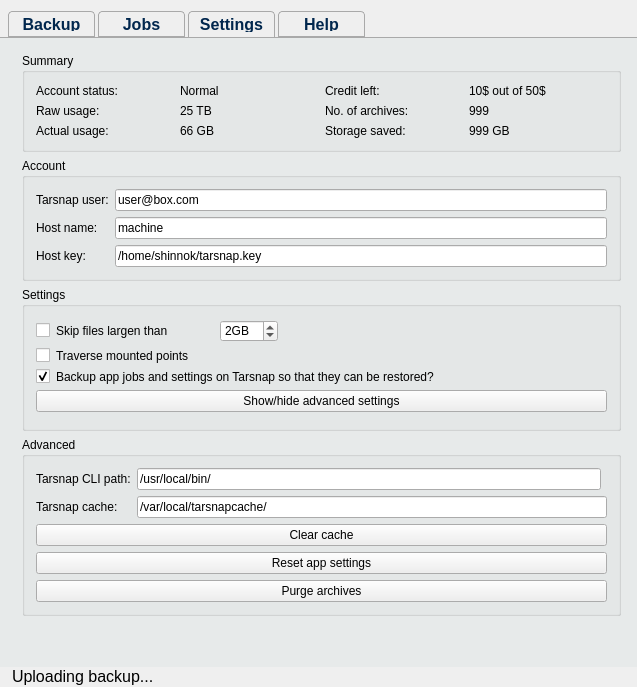
Qt form mainwindow.ui (Tarsnap/tarsnap-gui) before a commit.
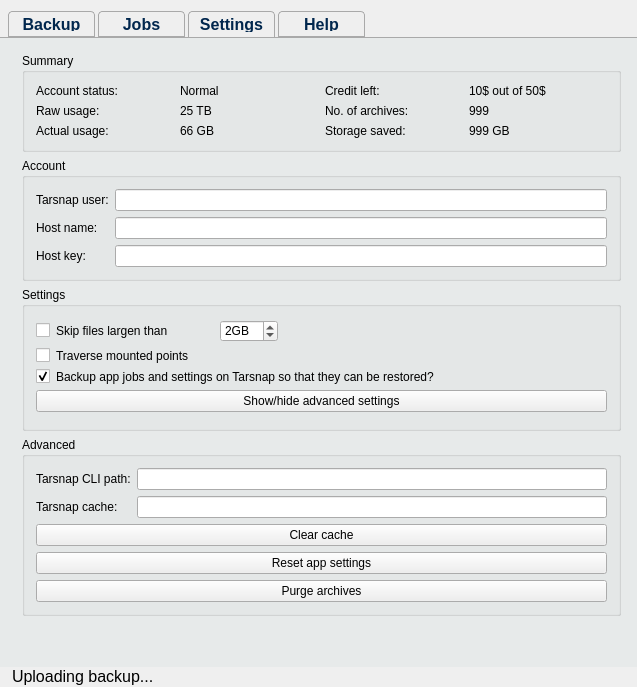
The same form after that commit. The open tabs and pages were chosen to show the change. Icons and pictures are not drawn. Custom widgets are drawn as their Qt base class.

```diff
--- a/mainwindow.ui
+++ b/mainwindow.ui
@@ -618,9 +618,9 @@
               </widget>
              </item>
              <item row="0" column="1">
-              <widget class="QLineEdit" name="lineEdit_2">
+              <widget class="QLineEdit" name="tarsnapUserLineEdit">
                <property name="text">
-                <string>user@box.com</string>
+                <string/>
                </property>
               </widget>
              </item>
@@ -632,9 +632,9 @@
               </widget>
              </item>
              <item row="1" column="1">
-              <widget class="QLineEdit" name="lineEdit">
+              <widget class="QLineEdit" name="tarsnapMachineLineEdit">
                <property name="text">
-                <string>machine</string>
+                <string/>
                </property>
               </widget>
              </item>
@@ -646,9 +646,9 @@
               </widget>
              </item>
              <item row="2" column="1">
-              <widget class="QLineEdit" name="lineEdit_3">
+              <widget class="QLineEdit" name="tarsnapKeyLineEdit">
                <property name="text">
-                <string>/home/shinnok/tarsnap.key</string>
+                <string/>
                </property>
               </widget>
              </item>
@@ -775,52 +775,64 @@
              <string>Advanced</string>
             </property>
             <layout class="QGridLayout" name="gridLayout_2">
-             <item row="1" column="0">
+             <item row="3" column="0" colspan="6">
+              <widget class="QPushButton" name="pushButton_7">
+               <property name="text">
+                <string>Reset app settings</string>
+               </property>
+              </widget>
+             </item>
+             <item row="0" column="0">
               <widget class="QLabel" name="label_20">
                <property name="text">
                 <string>Tarsnap CLI path:</string>
                </property>
               </widget>
              </item>
-             <item row="2" column="0">
+             <item row="1" column="0">
               <widget class="QLabel" name="label_12">
                <property name="text">
                 <string>Tarsnap cache:</string>
                </property>
               </widget>
              </item>
-             <item row="5" column="0" colspan="3">
+             <item row="4" column="0" colspan="6">
               <widget class="QPushButton" name="pushButton">
                <property name="text">
                 <string>Purge archives</string>
                </property>
               </widget>
              </item>
-             <item row="3" column="0" colspan="3">
+             <item row="2" column="0" colspan="6">
               <widget class="QPushButton" name="pushButton_6">
                <property name="text">
                 <string>Clear cache</string>
                </property>
               </widget>
              </item>
-             <item row="2" column="1" colspan="2">
-              <widget class="QLineEdit" name="lineEdit_4">
-               <property name="text">
-                <string>/var/local/tarsnapcache/</string>
+             <item row="0" column="1" colspan="5">
+              <widget class="QLineEdit" name="tarsnapPathLineEdit">
+               <property name="sizePolicy">
+                <sizepolicy hsizetype="Preferred" vsizetype="Fixed">
+                 <horstretch>0</horstretch>
+                 <verstretch>0</verstretch>
+                </sizepolicy>
                </property>
-              </widget>
-             </item>
-             <item row="1" column="1">
-              <widget class="QLineEdit" name="lineEdit_5">
                <property name="text">
-                <string>/usr/local/bin/</string>
+                <string/>
                </property>
               </widget>
              </item>
-             <item row="4" column="0" colspan="3">
-              <widget class="QPushButton" name="pushButton_7">
+             <item row="1" column="1" colspan="5">
+              <widget class="QLineEdit" name="tarsnapCacheLineEdit">
+               <property name="sizePolicy">
+                <sizepolicy hsizetype="Preferred" vsizetype="Fixed">
+                 <horstretch>0</horstretch>
+                 <verstretch>0</verstretch>
+                </sizepolicy>
+               </property>
                <property name="text">
-                <string>Reset app settings</string>
+                <string/>
                </property>
               </widget>
              </item>
```
